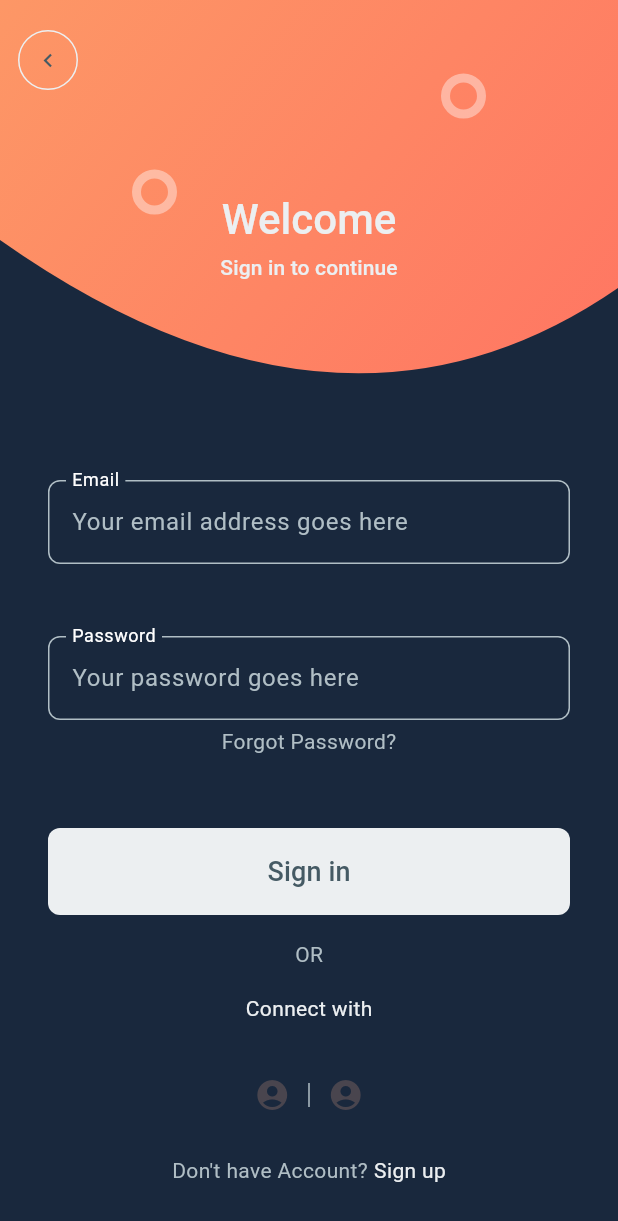
After one commit to ziburi-hiro/todolist, a Flutter app: the screen it shows after launch, after a tap on "Test", on a phone screen of 412 x 824 dp. The commit adds this screen. Shown: the top 1221 px of the screen. Run offline on Flutter 3.47's test engine with Material 2 defaults, Android fonts, the phone set to English and light mode, and no system bars; our stand-ins replace cloud_firestore, firebase_auth, firebase_core, flutter_riverpod; accounts and stored records are empty.

Commit message:
learn UI

```diff
--- /dev/null
+++ b/lib/Widget/welcomepage_footer.dart
@@ -0,0 +1,28 @@
+import 'package:flutter/material.dart';
+import 'package:todoapp/page/welcome_page.dart';
+
+class Footer extends StatelessWidget {
+  @override
+  Widget build(BuildContext context) {
+    return Row(
+      mainAxisAlignment: MainAxisAlignment.center,
+      children: [
+        Text(
+          'Don\'t have Account?',
+          style: Theme.of(context)
+              .textTheme
+              .bodyText2!
+              .copyWith(color: kTextColorSecondary),
+        ),
+        SizedBox(width: 4),
+        Text(
+          'Sign up',
+          style: Theme.of(context)
+              .textTheme
+              .bodyText2!
+              .copyWith(color: kTextColorPrimary),
+        ),
+      ],
+    );
+  }
+}
--- /dev/null
+++ b/lib/Widget/welcomepage_form.dart
@@ -0,0 +1,137 @@
+import 'package:flutter/material.dart';
+import 'package:todoapp/page/welcome_page.dart';
+
+class CustomTextField extends StatelessWidget {
+  final String labelText;
+  final String hintText;
+  final bool obscureText;
+
+  const CustomTextField({
+    Key? key,
+    required this.labelText,
+    required this.hintText,
+    required this.obscureText,
+  }) : super(key: key);
+
+  @override
+  Widget build(BuildContext context) {
+    return TextField(
+      decoration: InputDecoration(
+        labelText: labelText,
+        labelStyle: const TextStyle(
+          color: Colors.white,
+        ),
+        hintText: hintText,
+        hintStyle: const TextStyle(color: kTextColorSecondary),
+        floatingLabelBehavior: FloatingLabelBehavior.always,
+        focusedBorder: OutlineInputBorder(
+          borderRadius: BorderRadius.circular(8),
+          borderSide: const BorderSide(
+            color: kAccentColor,
+          ),
+        ),
+        enabledBorder: OutlineInputBorder(
+          borderRadius: BorderRadius.circular(8),
+          borderSide: const BorderSide(
+            color: kTextColorSecondary,
+          ),
+        ),
+      ),
+      obscureText: obscureText,
+      onTap: () {},
+    );
+  }
+}
+
+class SignInForm extends StatelessWidget {
+  const SignInForm({Key? key}) : super(key: key);
+
+  @override
+  Widget build(BuildContext context) {
+    return Column(
+      children: [
+        const CustomTextField(
+          labelText: 'Email',
+          hintText: 'Your email address goes here',
+          obscureText: false,
+        ),
+
+        const SizedBox(height: 48,),
+
+        const CustomTextField(
+          labelText: 'Password',
+          hintText: 'Your password goes here',
+          obscureText: true,
+        ),
+
+        const SizedBox(height: 4,),
+
+        Text(
+          'Forgot Password?',
+          style: Theme.of(context).textTheme.bodyText2!.copyWith(color: kTextColorSecondary),
+        ),
+
+        const SizedBox(height: 48,),
+
+        SizedBox(
+          width: double.infinity,
+          child: TextButton(
+            style: TextButton.styleFrom(
+              primary: kButtonTextColorPrimary,
+              backgroundColor: kButtonColorPrimary,
+              padding: const EdgeInsets.symmetric(vertical: 16),
+              shape: RoundedRectangleBorder(
+                borderRadius: BorderRadius.circular(8),
+              ),
+            ),
+            onPressed: () {},
+            child: Text(
+              'Sign in',
+              style: Theme.of(context)
+                  .textTheme
+                  .button!
+                  .copyWith(color: kButtonTextColorPrimary, fontSize: 18),
+            ),
+          ),
+        ),
+
+        const SizedBox(height: 16),
+
+        Text(
+          'OR',
+          style: Theme.of(context)
+              .textTheme
+              .bodyText2!
+              .copyWith(color: kTextColorSecondary),
+        ),
+        const SizedBox(height: 16),
+        Text(
+          'Connect with',
+          style: Theme.of(context)
+              .textTheme
+              .bodyText2!
+              .copyWith(color: kTextColorPrimary),
+        ),
+        const SizedBox(height: 24),
+        Row(
+          mainAxisAlignment: MainAxisAlignment.center,
+          children: [
+            IconButton(
+              icon: const Icon(Icons.account_circle),
+              onPressed: () {},
+            ),
+            Container(
+              color: kTextColorSecondary,
+              width: 1,
+              height: 16,
+            ),
+            IconButton(
+              icon: const Icon(Icons.account_circle),
+              onPressed: () {},
+            ),
+          ],
+        )
+      ],
+    );
+  }
+}
--- /dev/null
+++ b/lib/Widget/welcomepage_header.dart
@@ -0,0 +1,184 @@
+import 'package:flutter/cupertino.dart';
+import 'package:flutter/material.dart';
+import '../page/welcome_page.dart';
+
+///背景
+class HeaderCurveClipper extends CustomClipper<Path> {
+  @override
+  Path getClip(Size size) {
+    return Path()
+        ..lineTo(0, size.height * 0.5)
+        ..quadraticBezierTo(
+            size.width * 0.55,
+            size.height,
+            size.width,
+            size.height * 0.60
+        )
+        ..lineTo(size.width, 0)
+        ..close();
+  }
+
+  @override
+  bool shouldReclip(covariant CustomClipper<Path> oldClipper) {
+    return true;
+  }
+
+}
+
+class HeaderBackground extends StatelessWidget {
+  final double height;
+  const HeaderBackground({Key? key, required this.height}) : super(key: key);
+
+  @override
+  Widget build(BuildContext context) {
+    return ClipPath(
+      clipper: HeaderCurveClipper(),
+      child: Container(
+        width: double.infinity,
+        height: height,
+        decoration: const BoxDecoration(
+          gradient: LinearGradient(
+            begin: FractionalOffset.topLeft,
+            end: FractionalOffset.bottomRight,
+            colors: [
+              Color(0xFFFD9766),
+              Color(0xFFFF7362),
+            ],
+            stops: [0, 1],
+          ),
+        ),
+      ),
+    );
+  }
+}
+
+
+///丸の描画
+class HeaderCirclePainter extends CustomPainter {
+  @override
+  void paint(Canvas canvas, Size size) {
+    final paint = Paint()
+      ..color = Colors.white.withOpacity(0.4)
+      ..style = PaintingStyle.stroke
+      ..strokeWidth = 6;
+
+    canvas.drawCircle(
+      Offset(size.width * 0.25, size.height * 0.4),
+      12,
+      paint,
+    );
+    canvas.drawCircle(
+      Offset(size.width * 0.75, size.height * 0.2),
+      12,
+      paint,
+    );
+  }
+
+  @override
+  bool shouldRepaint(CustomPainter oldDelegate) {
+    return false;
+  }
+}
+
+class HeaderCircles extends StatelessWidget {
+  final double height;
+
+  const HeaderCircles({
+    Key? key,
+    required this.height,
+  }) : super(key: key);
+
+  @override
+  Widget build(BuildContext context) {
+    return CustomPaint(
+      painter: HeaderCirclePainter(),
+      child: Container(
+        width: double.infinity,
+        height: height,
+      ),
+    );
+  }
+}
+
+///タイトル
+class HeaderTitle extends StatelessWidget {
+  @override
+  Widget build(BuildContext context) {
+    return Column(
+      mainAxisSize: MainAxisSize.min,
+      children: [
+        Text(
+          'Welcome',
+          style: Theme.of(context).textTheme.headline4!.copyWith(
+            color: kTextColorPrimary,
+            fontWeight: FontWeight.w500,
+          ),
+        ),
+        const SizedBox(height: 4),
+        Text(
+          'Sign in to continue',
+          style: Theme.of(context)
+              .textTheme
+              .subtitle2!
+              .copyWith(color: kTextColorPrimary),
+        ),
+      ],
+    );
+  }
+}
+
+///戻るボタン
+class HeaderBackButton extends StatelessWidget {
+  @override
+  Widget build(BuildContext context) {
+    return TextButton(
+      style: TextButton.styleFrom(
+        primary: kButtonTextColorPrimary,
+        backgroundColor: Colors.transparent,
+        shape: const CircleBorder(
+          side: BorderSide(color: kButtonColorPrimary),
+        ),
+      ),
+      onPressed: () {
+        Navigator.of(context).pop();
+      },
+      child: const Icon(Icons.chevron_left, color: kIconColor),
+    );
+  }
+}
+
+
+///全てをstackでまとめる
+class Header extends StatelessWidget {
+  @override
+  Widget build(BuildContext context) {
+    final double height = 320;
+    return Container(
+      height: height,
+      child: Stack(
+        children: [
+          Align(
+            alignment: Alignment.topCenter,
+            child: HeaderBackground(height: height),
+          ),
+          Align(
+            alignment: Alignment.topCenter,
+            child: HeaderCircles(height: height),
+          ),
+          Align(
+            alignment: Alignment.topCenter,
+            child: Padding(
+              padding: const EdgeInsets.only(top: 128),
+              child: HeaderTitle(),
+            ),
+          ),
+          Positioned(
+            top: 16,
+            left: 0,
+            child: HeaderBackButton(),
+          ),
+        ],
+      ),
+    );
+  }
+}
--- a/lib/page/Make_User_page.dart
+++ b/lib/page/Make_User_page.dart
@@ -1,7 +1,6 @@
 import 'package:firebase_auth/firebase_auth.dart';
 import 'package:flutter/material.dart';
 import 'package:flutter_riverpod/flutter_riverpod.dart';
-import 'package:provider/provider.dart';
 import 'package:todoapp/page/login_page.dart';
 
 import '../main.dart';
--- a/lib/page/first_page.dart
+++ b/lib/page/first_page.dart
@@ -1,6 +1,7 @@
 import 'package:flutter/material.dart';
 import 'package:todoapp/page/Make_User_page.dart';
 import 'package:todoapp/page/login_page.dart';
+import 'package:todoapp/page/welcome_page.dart';
 
 class FirstPage extends StatefulWidget {
   const FirstPage({Key? key}) : super(key: key);
@@ -43,6 +44,18 @@ class _FirstPageState extends State<FirstPage> {
                     child: const Text('ログイン'),
                   ),
                 ),
+              ),
+              Padding(
+                padding: const EdgeInsets.only(right: 30.0, left: 30.0,bottom: 30.0),
+                child: SizedBox(
+                  width: double.infinity,
+                  child: ElevatedButton(
+                    onPressed: () {
+                      Navigator.push(context,MaterialPageRoute(builder: (context) => const WelcomePage()));
+                    },
+                    child: const Text('Test'),
+                  ),
+                ),
               )
             ],
           ),
--- /dev/null
+++ b/lib/page/welcome_page.dart
@@ -0,0 +1,38 @@
+import 'package:flutter/material.dart';
+import 'package:todoapp/Widget/welcomepage_footer.dart';
+import 'package:todoapp/Widget/welcomepage_form.dart';
+import 'package:todoapp/Widget/welcomepage_header.dart';
+
+const Color kAccentColor = Color(0xFFFE7C64);
+const Color kBackgroundColor = Color(0xFF19283D);
+const Color kTextColorPrimary = Color(0xFFECEFF1);
+const Color kTextColorSecondary = Color(0xFFB0BEC5);
+const Color kButtonColorPrimary = Color(0xFFECEFF1);
+const Color kButtonTextColorPrimary = Color(0xFF455A64);
+const Color kIconColor = Color(0xFF455A64);
+
+class WelcomePage extends StatelessWidget {
+  const WelcomePage({Key? key}) : super(key: key);
+
+  @override
+  Widget build(BuildContext context) {
+    return Scaffold(
+      backgroundColor: kBackgroundColor,
+      body: SingleChildScrollView(
+        child: Column(
+          children: [
+            Header(),
+            const Padding(
+              padding: EdgeInsets.symmetric(horizontal: 32),
+              child: SignInForm(),
+            ),
+            Padding(
+              padding: const EdgeInsets.symmetric(vertical: 16),
+              child: Footer(),
+            ),
+          ],
+        ),
+      ),
+    );
+  }
+}
```
Also changed, not shown: lib/Widget/Post.dart (added, +174 -0 lines), lib/Widget/slidenavigation.dart (added, +43 -0 lines), lib/page/admin_mobile.dart (added, +104 -0 lines), lib/page/todo_add_page.dart (+15 -0 lines).
